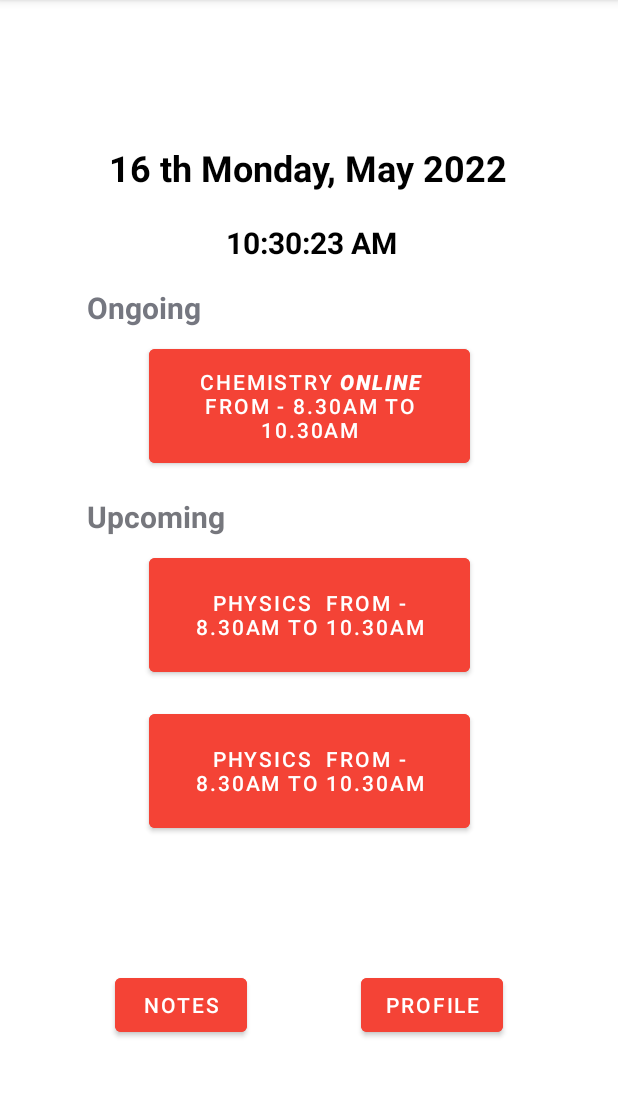
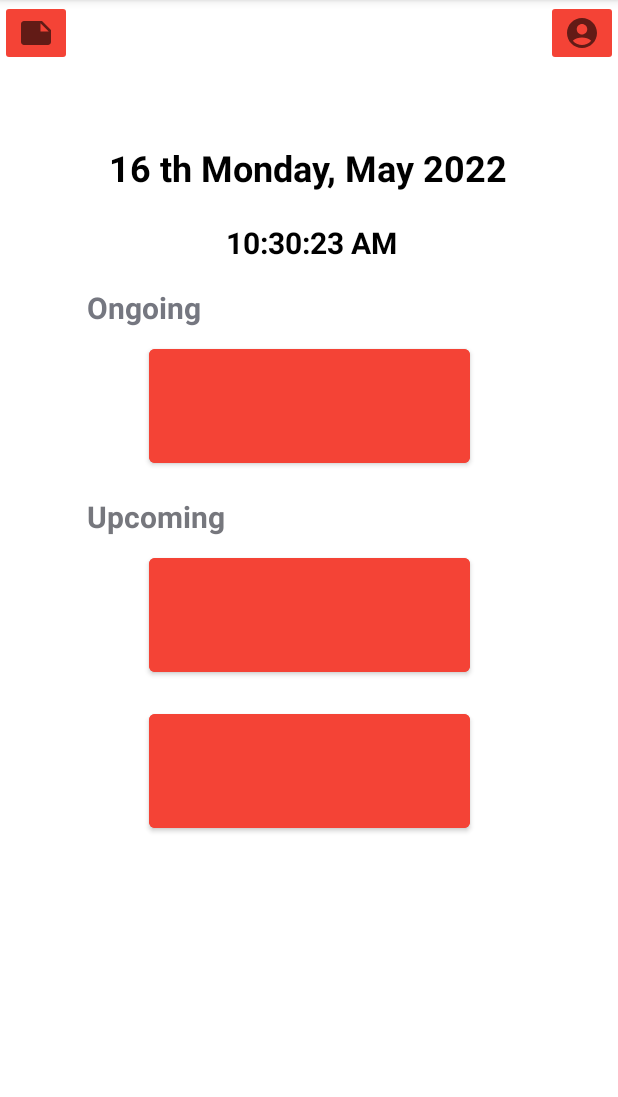
Before and after one commit to stargazer39/BodiCount, an Android app: the Attendance_homepage screen opened directly, with no data from a screen before it, on a phone screen of 412 x 824 dp, the part 84-1181 px from its top. Run offline under Robolectric (Android 15) with nearby library versions, the phone set to English and light mode, and no system bars; our stand-ins replace Firebase (no records; nobody signed in at launch, a user with empty details on screens opened directly); 1 statement that could not run was skipped.

Commit message:
Homepage Final Changes

```diff
--- a/app/src/main/java/com/bodicount/Attendance_homepage.java
+++ b/app/src/main/java/com/bodicount/Attendance_homepage.java
@@ -100,7 +100,7 @@
                                         public void onComplete(@NonNull Task<QuerySnapshot> task) {
                                             if(task.isSuccessful()){
                                                 List<Timeslot> timeslotList = task.getResult().toObjects(Timeslot.class);
-                                                // Get the today's time slots
+
                                                 DateTime tNow = DateTime.now();
                                                 LocalTime timeNow = tNow.toLocalTime();
 
@@ -205,6 +205,7 @@
         startActivity(intent);
     }
     public void goTomarking(View view){
+
         Intent intent = new Intent(this , attendanceMarkingOnline.class);
         startActivity(intent);
     }
--- /dev/null
+++ b/app/src/main/res/drawable/ic_baseline_account_circle_24.xml
@@ -0,0 +1,10 @@
+<vector xmlns:android="http://schemas.android.com/apk/res/android"
+    android:width="24dp"
+    android:height="24dp"
+    android:viewportWidth="24"
+    android:viewportHeight="24"
+    android:tint="?attr/colorControlNormal">
+  <path
+      android:fillColor="@android:color/white"
+      android:pathData="M12,2C6.48,2 2,6.48 2,12s4.48,10 10,10s10,-4.48 10,-10S17.52,2 12,2zM12,6c1.93,0 3.5,1.57 3.5,3.5S13.93,13 12,13s-3.5,-1.57 -3.5,-3.5S10.07,6 12,6zM12,20c-2.03,0 -4.43,-0.82 -6.14,-2.88C7.55,15.8 9.68,15 12,15s4.45,0.8 6.14,2.12C16.43,19.18 14.03,20 12,20z"/>
+</vector>
--- /dev/null
+++ b/app/src/main/res/drawable/ic_baseline_arrow_back_24.xml
@@ -0,0 +1,11 @@
+<vector xmlns:android="http://schemas.android.com/apk/res/android"
+    android:width="24dp"
+    android:height="24dp"
+    android:viewportWidth="24"
+    android:viewportHeight="24"
+    android:tint="?attr/colorControlNormal"
+    android:autoMirrored="true">
+  <path
+      android:fillColor="@android:color/white"
+      android:pathData="M20,11H7.83l5.59,-5.59L12,4l-8,8 8,8 1.41,-1.41L7.83,13H20v-2z"/>
+</vector>
--- /dev/null
+++ b/app/src/main/res/drawable/ic_baseline_home_24.xml
@@ -0,0 +1,10 @@
+<vector xmlns:android="http://schemas.android.com/apk/res/android"
+    android:width="24dp"
+    android:height="24dp"
+    android:viewportWidth="24"
+    android:viewportHeight="24"
+    android:tint="?attr/colorControlNormal">
+  <path
+      android:fillColor="@android:color/white"
+      android:pathData="M10,20v-6h4v6h5v-8h3L12,3 2,12h3v8z"/>
+</vector>
--- /dev/null
+++ b/app/src/main/res/drawable/ic_baseline_note_24.xml
@@ -0,0 +1,10 @@
+<vector xmlns:android="http://schemas.android.com/apk/res/android"
+    android:width="24dp"
+    android:height="24dp"
+    android:viewportWidth="24"
+    android:viewportHeight="24"
+    android:tint="?attr/colorControlNormal">
+  <path
+      android:fillColor="@android:color/white"
+      android:pathData="M22,10l-6,-6L4,4c-1.1,0 -2,0.9 -2,2v12.01c0,1.1 0.9,1.99 2,1.99l16,-0.01c1.1,0 2,-0.89 2,-1.99v-8zM15,5.5l5.5,5.5L15,11L15,5.5z"/>
+</vector>
--- a/app/src/main/res/layout-v31/activity_attendance_homepage.xml
+++ b/app/src/main/res/layout-v31/activity_attendance_homepage.xml
@@ -34,44 +34,44 @@
         android:textStyle="bold"
         app:layout_constraintEnd_toEndOf="parent"
         app:layout_constraintStart_toStartOf="parent"
-        app:layout_constraintTop_toBottomOf="@+id/button3" />
+        app:layout_constraintTop_toBottomOf="@+id/nowTslot" />
 
     <Button
-        android:id="@+id/button3"
+        android:id="@+id/nowTslot"
         android:layout_width="214dp"
         android:layout_height="88dp"
         android:layout_marginTop="8dp"
         android:backgroundTint="@color/btn_backgroundcolor"
         android:onClick="goTomarking"
-        android:text="@string/homepage_ongoingbtn1"
         app:layout_constraintEnd_toEndOf="parent"
         app:layout_constraintHorizontal_bias="0.5"
         app:layout_constraintStart_toStartOf="parent"
-        app:layout_constraintTop_toBottomOf="@+id/textView13" />
+        app:layout_constraintTop_toBottomOf="@+id/textView13"
+        tools:text="@string/homepage_ongoingbtn1" />
 
     <Button
-        android:id="@+id/orgLoginbtn1"
+        android:id="@+id/nextTslot"
         android:layout_width="214dp"
         android:layout_height="88dp"
         android:layout_marginTop="8dp"
         android:backgroundTint="@color/btn_backgroundcolor"
-        android:text="@string/homepage_ongoingbtn2"
         app:layout_constraintEnd_toEndOf="parent"
         app:layout_constraintHorizontal_bias="0.5"
         app:layout_constraintStart_toStartOf="parent"
-        app:layout_constraintTop_toBottomOf="@+id/textView14" />
+        app:layout_constraintTop_toBottomOf="@+id/textView14"
+        tools:text="@string/homepage_ongoingbtn2" />
 
     <Button
-        android:id="@+id/button4"
+        android:id="@+id/nextAfterTslot"
         android:layout_width="214dp"
         android:layout_height="88dp"
         android:layout_marginTop="16dp"
         android:backgroundTint="@color/btn_backgroundcolor"
-        android:text="@string/homepage_ongoingbtn2"
         app:layout_constraintEnd_toEndOf="parent"
         app:layout_constraintHorizontal_bias="0.5"
         app:layout_constraintStart_toStartOf="parent"
-        app:layout_constraintTop_toBottomOf="@+id/orgLoginbtn1" />
+        app:layout_constraintTop_toBottomOf="@+id/nextTslot"
+        tools:text="@string/homepage_ongoingbtn2" />
 
     <TextView
         android:id="@+id/homepageDate"
@@ -101,31 +101,29 @@
         app:layout_constraintStart_toStartOf="parent"
         app:layout_constraintTop_toBottomOf="@+id/homepageDate" />
 
-    <Button
+    <ImageButton
         android:id="@+id/userProfile"
         android:layout_width="wrap_content"
         android:layout_height="wrap_content"
-        android:layout_marginTop="88dp"
         android:backgroundTint="@color/StudentManagerBtnColor"
         android:onClick="goToUserProfile"
         android:text="@string/studentProfile"
         app:layout_constraintEnd_toEndOf="parent"
-        app:layout_constraintHorizontal_bias="0.5"
-        app:layout_constraintStart_toEndOf="@+id/button17"
-        app:layout_constraintTop_toBottomOf="@+id/button4" />
+        app:layout_constraintHorizontal_bias="1.0"
+        app:layout_constraintStart_toStartOf="parent"
+        app:layout_constraintTop_toTopOf="parent"
+        app:srcCompat="@drawable/ic_baseline_account_circle_24" />
 
-    <Button
+    <ImageButton
         android:id="@+id/button17"
         android:layout_width="wrap_content"
         android:layout_height="wrap_content"
-        android:layout_marginTop="88dp"
         android:backgroundTint="@color/StudentManagerBtnColor"
         android:onClick="goToNotes"
         android:text="@string/studentNotes"
-        app:layout_constraintEnd_toStartOf="@+id/userProfile"
-        app:layout_constraintHorizontal_bias="0.209"
+        app:layout_constraintEnd_toEndOf="@+id/userProfile"
+        app:layout_constraintHorizontal_bias="0.0"
         app:layout_constraintStart_toStartOf="parent"
-        app:layout_constraintTop_toBottomOf="@+id/button4" />
-
-
+        app:layout_constraintTop_toTopOf="parent"
+        app:srcCompat="@drawable/ic_baseline_note_24" />
 </androidx.constraintlayout.widget.ConstraintLayout>
--- a/app/src/main/res/layout/activity_attendance_homepage.xml
+++ /dev/null
@@ -1,130 +0,0 @@
-<?xml version="1.0" encoding="utf-8"?>
-<androidx.constraintlayout.widget.ConstraintLayout xmlns:android="http://schemas.android.com/apk/res/android"
-    xmlns:app="http://schemas.android.com/apk/res-auto"
-    xmlns:tools="http://schemas.android.com/tools"
-    android:layout_width="match_parent"
-    android:layout_height="match_parent"
-    tools:context=".Attendance_homepage">
-
-    <TextView
-        android:id="@+id/textView13"
-        android:layout_width="wrap_content"
-        android:layout_height="wrap_content"
-        android:layout_marginStart="57dp"
-        android:layout_marginTop="16dp"
-        android:layout_marginEnd="277dp"
-        android:text="@string/homepage_ongoing"
-        android:textColor="@android:color/system_neutral2_500"
-        android:textSize="20sp"
-        android:textStyle="bold"
-        app:layout_constraintEnd_toEndOf="parent"
-        app:layout_constraintStart_toStartOf="parent"
-        app:layout_constraintTop_toBottomOf="@+id/homepageTime" />
-
-    <TextView
-        android:id="@+id/textView14"
-        android:layout_width="wrap_content"
-        android:layout_height="wrap_content"
-        android:layout_marginStart="57dp"
-        android:layout_marginTop="16dp"
-        android:layout_marginEnd="261dp"
-        android:text="@string/homepage_upcoming"
-        android:textColor="@android:color/system_neutral1_500"
-        android:textSize="20sp"
-        android:textStyle="bold"
-        app:layout_constraintEnd_toEndOf="parent"
-        app:layout_constraintStart_toStartOf="parent"
-        app:layout_constraintTop_toBottomOf="@+id/nowTslot" />
-
-    <Button
-        android:id="@+id/nowTslot"
-        android:layout_width="214dp"
-        android:layout_height="88dp"
-        android:layout_marginTop="8dp"
-        android:backgroundTint="@color/btn_backgroundcolor"
-        android:text="@string/homepage_ongoingbtn1"
-        app:layout_constraintEnd_toEndOf="parent"
-        app:layout_constraintHorizontal_bias="0.5"
-        app:layout_constraintStart_toStartOf="parent"
-        app:layout_constraintTop_toBottomOf="@+id/textView13" />
-
-    <Button
-        android:id="@+id/nextTslot"
-        android:layout_width="214dp"
-        android:layout_height="88dp"
-        android:layout_marginTop="8dp"
-        android:backgroundTint="@color/btn_backgroundcolor"
-        android:text="@string/homepage_ongoingbtn2"
-        app:layout_constraintEnd_toEndOf="parent"
-        app:layout_constraintHorizontal_bias="0.5"
-        app:layout_constraintStart_toStartOf="parent"
-        app:layout_constraintTop_toBottomOf="@+id/textView14" />
-
-    <Button
-        android:id="@+id/nextAfterTslot"
-        android:layout_width="214dp"
-        android:layout_height="88dp"
-        android:layout_marginTop="16dp"
-        android:backgroundTint="@color/btn_backgroundcolor"
-        android:text="@string/homepage_ongoingbtn2"
-        app:layout_constraintEnd_toEndOf="parent"
-        app:layout_constraintHorizontal_bias="0.5"
-        app:layout_constraintStart_toStartOf="parent"
-        app:layout_constraintTop_toBottomOf="@+id/nextTslot" />
-
-    <TextView
-        android:id="@+id/homepageDate"
-        android:layout_width="wrap_content"
-        android:layout_height="wrap_content"
-        android:layout_marginTop="40dp"
-        android:text="@string/homepage_date"
-        android:textColor="#000000"
-        android:textSize="24sp"
-        android:textStyle="bold"
-        app:layout_constraintEnd_toEndOf="parent"
-        app:layout_constraintHorizontal_bias="0.495"
-        app:layout_constraintStart_toStartOf="parent"
-        app:layout_constraintTop_toTopOf="parent" />
-
-    <TextView
-        android:id="@+id/homepageTime"
-        android:layout_width="wrap_content"
-        android:layout_height="wrap_content"
-        android:layout_marginTop="20dp"
-        android:text="@string/homepage_time"
-        android:textColor="#000000"
-        android:textSize="20sp"
-        android:textStyle="bold"
-        app:layout_constraintEnd_toEndOf="parent"
-        app:layout_constraintHorizontal_bias="0.498"
-        app:layout_constraintStart_toStartOf="parent"
-        app:layout_constraintTop_toBottomOf="@+id/homepageDate" />
-
-    <Button
-        android:id="@+id/userProfile"
-        android:layout_width="wrap_content"
-        android:layout_height="wrap_content"
-        android:layout_marginTop="88dp"
-        android:backgroundTint="@color/StudentManagerBtnColor"
-        android:onClick="goToUserProfile"
-        android:text="@string/studentProfile"
-        app:layout_constraintEnd_toEndOf="parent"
-        app:layout_constraintHorizontal_bias="0.5"
-        app:layout_constraintStart_toEndOf="@+id/button17"
-        app:layout_constraintTop_toBottomOf="@+id/nextAfterTslot" />
-
-    <Button
-        android:id="@+id/button17"
-        android:layout_width="wrap_content"
-        android:layout_height="wrap_content"
-        android:layout_marginTop="88dp"
-        android:backgroundTint="@color/StudentManagerBtnColor"
-        android:onClick="goToNotes"
-        android:text="@string/studentNotes"
-        app:layout_constraintEnd_toStartOf="@+id/userProfile"
-        app:layout_constraintHorizontal_bias="0.209"
-        app:layout_constraintStart_toStartOf="parent"
-        app:layout_constraintTop_toBottomOf="@+id/nextAfterTslot" />
-
-
-</androidx.constraintlayout.widget.ConstraintLayout>
```
